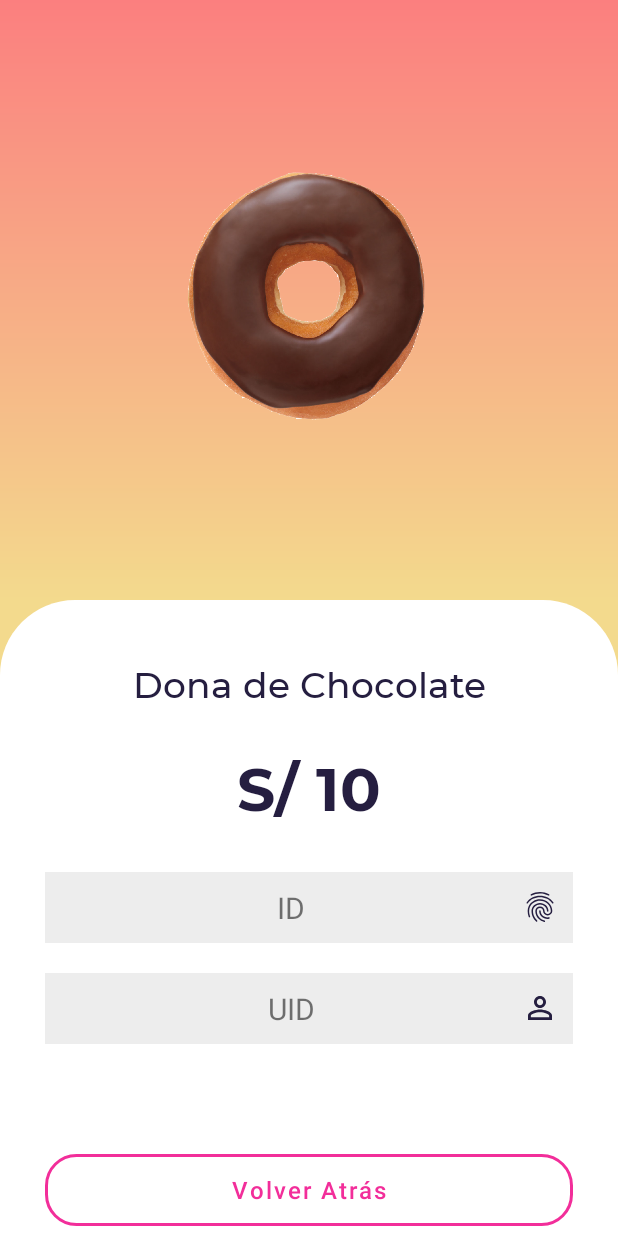
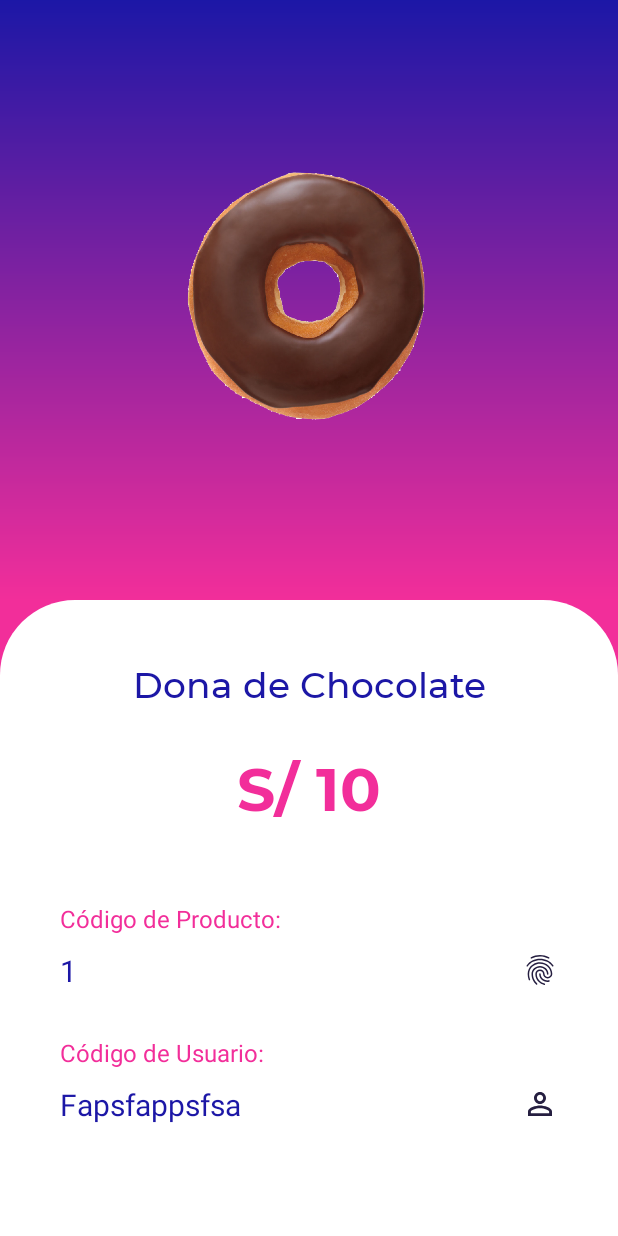
Before and after one commit to carlosbecerradev/android-postres-app, an Android app: the ProductCollapsingToolbarActivity screen opened directly, with no data from a screen before it, on a phone screen of 412 x 824 dp. Run offline under Robolectric (Android 15) with nearby library versions, the phone set to English and light mode, and no system bars; our stand-ins replace Volley; network calls fail.

Commit message:
:lipstick: Estilos al collapsing toolbar.

```diff
--- a/app/src/main/res/drawable/bg_gradient.xml
+++ b/app/src/main/res/drawable/bg_gradient.xml
@@ -2,6 +2,6 @@
 <shape xmlns:android="http://schemas.android.com/apk/res/android">
     <gradient
         android:angle="90"
-        android:endColor="@color/red_200"
-        android:startColor="@color/yellow_200"></gradient>
+        android:endColor="@color/primary"
+        android:startColor="@color/secondary"></gradient>
 </shape>
--- a/app/src/main/res/layout/activity_product_collapsing_toolbar.xml
+++ b/app/src/main/res/layout/activity_product_collapsing_toolbar.xml
@@ -4,7 +4,7 @@
     xmlns:tools="http://schemas.android.com/tools"
     android:layout_width="match_parent"
     android:layout_height="match_parent"
-    android:background="@color/yellow_200"
+    android:background="@color/secondary"
     tools:context=".ProductCollapsingToolbarActivity">
 
 
@@ -22,7 +22,7 @@
             android:background="@drawable/bg_gradient"
             android:fitsSystemWindows="true"
             app:collapsedTitleTextAppearance="@style/Theme.ProyectoFinalAndroid"
-            app:contentScrim="@color/yellow_200"
+            app:contentScrim="@color/secondary"
             app:expandedTitleTextAppearance="@style/Theme.ProyectoFinalAndroid"
             app:layout_scrollFlags="scroll|snap|exitUntilCollapsed"
             app:title="">
@@ -30,7 +30,7 @@
             <androidx.appcompat.widget.Toolbar
                 android:id="@+id/toolbar"
                 android:layout_width="match_parent"
-                android:layout_height="200dp"
+                android:layout_height="210dp"
                 app:layout_collapseMode="pin" />
 
             <com.android.volley.toolbox.NetworkImageView
@@ -73,7 +73,7 @@
                     android:fontFamily="@font/montserrat_medium"
                     android:text="Dona de Chocolate"
                     android:textAlignment="center"
-                    android:textColor="@color/dark_blue"
+                    android:textColor="@color/primary"
                     android:textSize="24dp" />
 
 
@@ -87,9 +87,20 @@
                     android:padding="10dp"
                     android:text="S/ 10"
                     android:textAlignment="center"
-                    android:textColor="@color/dark_blue"
+                    android:textColor="@color/secondary"
                     android:textSize="40dp" />
 
+
+                <TextView
+                    android:id="@+id/textViewRelleno1"
+                    android:layout_width="match_parent"
+                    android:layout_height="wrap_content"
+                    android:layout_gravity="center"
+                    android:layout_marginTop="20dp"
+                    android:paddingLeft="10dp"
+                    android:text="Código de Producto:"
+                    android:textColor="@color/secondary"
+                    android:textSize="16dp" />
 
                 <TextView
                     android:id="@+id/tv_product_id"
@@ -97,12 +108,21 @@
                     android:layout_height="wrap_content"
                     android:layout_gravity="center"
                     android:layout_marginBottom="20dp"
-                    android:background="@color/ygray_200"
                     android:drawableRight="@drawable/ic_baseline_fingerprint_24_dark_blue"
                     android:padding="10dp"
-                    android:text="ID"
-                    android:textAlignment="center"
+                    android:text="1"
+                    android:textColor="@color/primary"
                     android:textSize="20dp" />
+
+                <TextView
+                    android:id="@+id/textViewRelleno2"
+                    android:layout_width="match_parent"
+                    android:layout_height="wrap_content"
+                    android:layout_gravity="center"
+                    android:paddingLeft="10dp"
+                    android:text="Código de Usuario:"
+                    android:textColor="@color/secondary"
+                    android:textSize="16dp" />
 
                 <TextView
                     android:id="@+id/tv_product_userUID"
@@ -110,11 +130,10 @@
                     android:layout_height="wrap_content"
                     android:layout_gravity="center"
                     android:layout_marginBottom="20dp"
-                    android:background="@color/ygray_200"
                     android:drawableRight="@drawable/ic_baseline_perm_identity_24_dark_blue"
                     android:padding="10dp"
-                    android:text="UID"
-                    android:textAlignment="center"
+                    android:text="Fapsfappsfsa"
+                    android:textColor="@color/primary"
                     android:textSize="20dp" />
 
                 <Space
```
